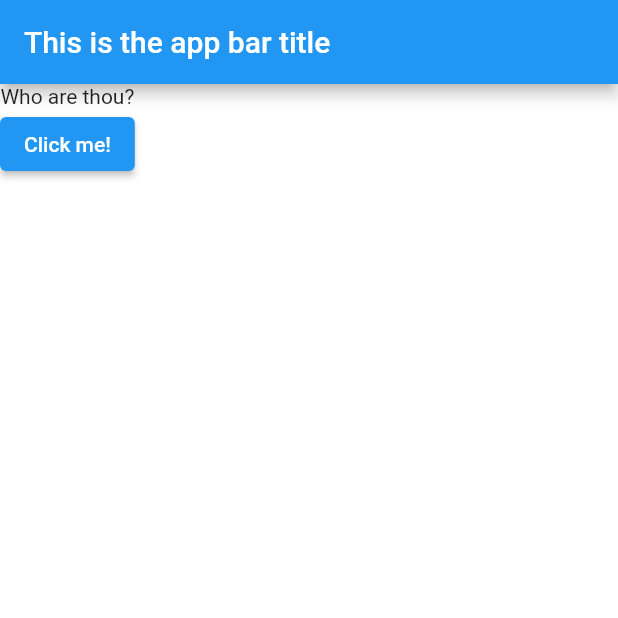
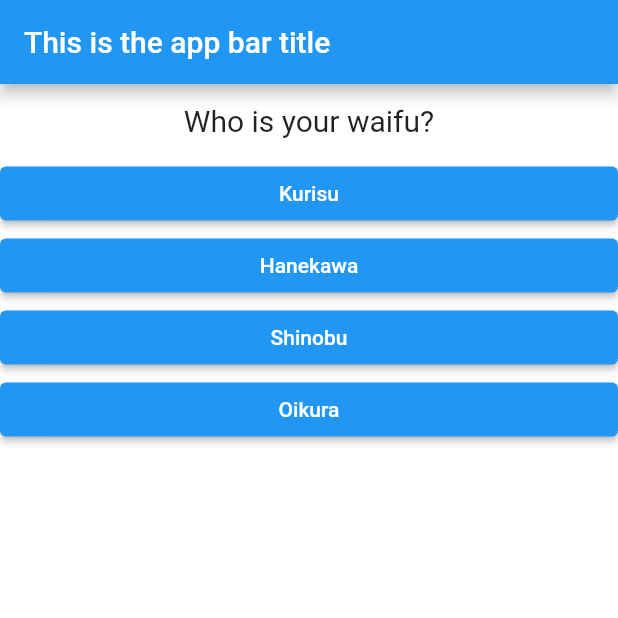
Before and after one commit to kurayami07734/FlutterProjects, a Flutter app: the screen it shows after launch, on a phone screen of 412 x 824 dp, the top half of it. Run offline on Flutter 3.47's test engine with Material 2 defaults, Android fonts, the light colour scheme and no system bars.

Commit message:
making progress

```diff
--- /dev/null
+++ b/first_app/lib/answer.dart
@@ -0,0 +1,14 @@
+import 'package:flutter/material.dart';
+
+class Answer extends StatelessWidget {
+  String answerText = "";
+  VoidCallback selectHandler;
+  Answer(this.selectHandler, this.answerText);
+  @override
+  Widget build(BuildContext context) {
+    return Container(
+      width: double.infinity,
+      child: ElevatedButton(child: Text(answerText), onPressed: selectHandler),
+    );
+  }
+}
--- a/first_app/lib/main.dart
+++ b/first_app/lib/main.dart
@@ -1,4 +1,7 @@
+import 'package:first_app/answer.dart';
 import 'package:flutter/material.dart';
+import './question.dart';
+import './answer.dart';
 
 void main() {
   runApp(MyApp());
@@ -7,19 +10,27 @@ void main() {
 class MyApp extends StatefulWidget {
   @override
   State<StatefulWidget> createState() {
-    return MyAppState();
+    return _MyAppState();
   }
 }
 
-class MyAppState extends State<MyApp> {
-  int questionIndex = 0;
-  void CheckAnswer() {
-    setState(() => {questionIndex = (questionIndex + 1) % 2});
+class QA {
+  String question = '';
+  List<String> answers = [];
+  QA(this.question, this.answers);
+}
+
+class _MyAppState extends State<MyApp> {
+  int _questionIndex = 0;
+  void _checkAnswer() {
+    setState(() => {_questionIndex = (_questionIndex + 1) % 3});
   }
 
-  List<String> questions = [
-    "Who are thou?",
-    "What is thy name?",
+  List<QA> qaList = [
+    QA('Who is your waifu?', ['Kurisu', 'Hanekawa', 'Shinobu', 'Oikura']),
+    QA('Who is favourite mathematician?',
+        ['Euler', 'Hardy', 'Gauss', 'Ramanujan']),
+    QA('Who is most unrecognized?', ['Green', 'Heaviside'])
   ];
   @override
   Widget build(BuildContext context) {
@@ -29,8 +40,12 @@ class MyAppState extends State<MyApp> {
         appBar: AppBar(title: Text("This is the app bar title")),
         body: Column(
           children: [
-            Text(questions[questionIndex]),
-            ElevatedButton(child: Text("Click me!"), onPressed: CheckAnswer),
+            Question(
+              qaList[_questionIndex].question,
+            ),
+            ...(qaList[_questionIndex].answers)
+                .map((ans) => Answer(_checkAnswer, ans))
+                .toList()
           ],
         ),
       ),
--- /dev/null
+++ b/first_app/lib/question.dart
@@ -0,0 +1,19 @@
+import 'package:flutter/material.dart';
+
+class Question extends StatelessWidget {
+  final String questionText;
+  Question(this.questionText);
+
+  @override
+  Widget build(BuildContext context) {
+    return Container(
+      child: Text(
+        questionText,
+        style: TextStyle(fontSize: 20),
+        textAlign: TextAlign.center,
+      ),
+      width: double.infinity,
+      margin: EdgeInsets.all(13),
+    );
+  }
+}
```
